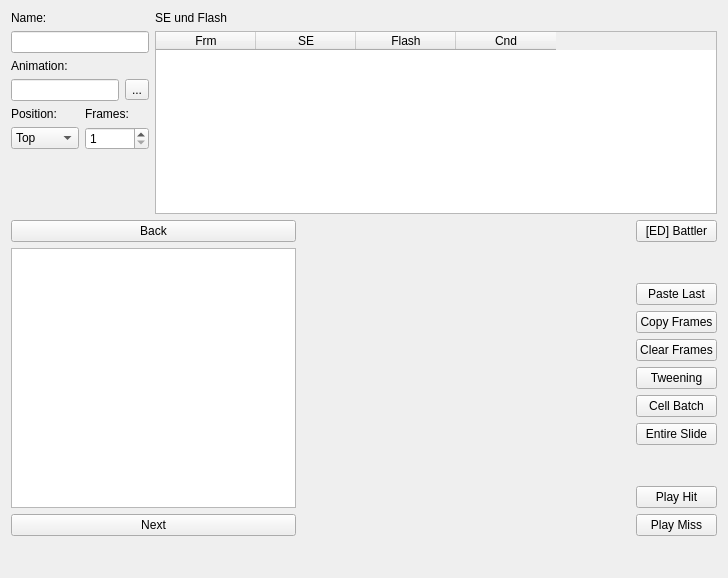
Qt form editors/animations/editanimations.ui (jowin202/YaRXP) before a commit.
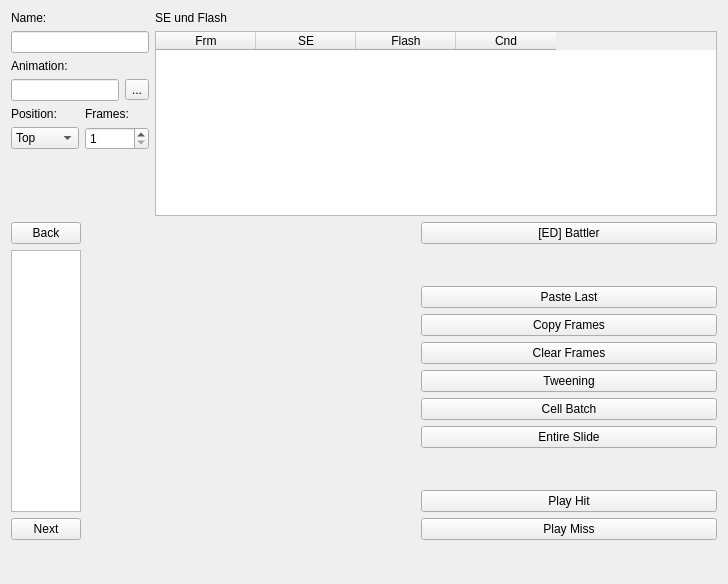
The same form after that commit.

Commit message: Backup before restructuring the DataEditor Dialog

The edit to the form file:
```diff
--- a/editors/animations/editanimations.ui
+++ b/editors/animations/editanimations.ui
@@ -7,7 +7,7 @@
     <x>0</x>
     <y>0</y>
     <width>728</width>
-    <height>578</height>
+    <height>584</height>
    </rect>
   </property>
   <property name="windowTitle">
@@ -20,16 +20,47 @@
       <layout class="QVBoxLayout" name="verticalLayout">
        <item>
         <widget class="QPushButton" name="button_back">
+         <property name="maximumSize">
+          <size>
+           <width>70</width>
+           <height>16777215</height>
+          </size>
+         </property>
          <property name="text">
           <string>Back</string>
          </property>
         </widget>
        </item>
        <item>
-        <widget class="QListWidget" name="listWidget"/>
+        <widget class="QListWidget" name="listWidget">
+         <property name="sizePolicy">
+          <sizepolicy hsizetype="Minimum" vsizetype="Expanding">
+           <horstretch>0</horstretch>
+           <verstretch>0</verstretch>
+          </sizepolicy>
+         </property>
+         <property name="minimumSize">
+          <size>
+           <width>50</width>
+           <height>0</height>
+          </size>
+         </property>
+         <property name="maximumSize">
+          <size>
+           <width>70</width>
+           <height>16777215</height>
+          </size>
+         </property>
+        </widget>
        </item>
        <item>
         <widget class="QPushButton" name="button_next">
+         <property name="maximumSize">
+          <size>
+           <width>70</width>
+           <height>16777215</height>
+          </size>
+         </property>
          <property name="text">
           <string>Next</string>
          </property>
```
The commit also changes 7 other files.
